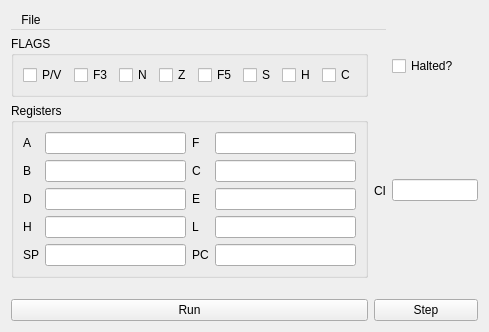
First picture: the form in ui/main.ui, repository AeroNotix/z80, before the edit.
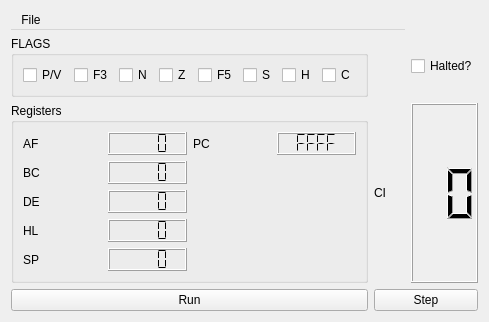
Second picture: the form after the edit. Icons and pictures are not drawn.

Commit message: Massively simplify UI

```diff
--- a/ui/main.ui
+++ b/ui/main.ui
@@ -7,38 +7,16 @@
     <x>0</x>
     <y>0</y>
     <width>489</width>
-    <height>332</height>
+    <height>313</height>
    </rect>
   </property>
   <property name="windowTitle">
    <string>MainWindow</string>
   </property>
+  <property name="styleSheet">
+   <string notr="true">* { stylesheet: url(:/qlcdnumber.qss) }</string>
+  </property>
   <layout class="QGridLayout" name="gridLayout_2">
-   <item row="7" column="2" colspan="2">
-    <widget class="QPushButton" name="btn_Step">
-     <property name="text">
-      <string>Step</string>
-     </property>
-    </widget>
-   </item>
-   <item row="7" column="1">
-    <widget class="QPushButton" name="btn_Run">
-     <property name="text">
-      <string>Run</string>
-     </property>
-    </widget>
-   </item>
-   <item row="1" column="1" colspan="2">
-    <widget class="QMenuBar" name="menubar">
-     <widget class="QMenu" name="menuFile">
-      <property name="title">
-       <string>File</string>
-      </property>
-      <addaction name="actionLoad_Rom"/>
-     </widget>
-     <addaction name="menuFile"/>
-    </widget>
-   </item>
    <item row="4" column="1">
     <widget class="QGroupBox" name="groupBox_2">
      <property name="maximumSize">
@@ -47,143 +25,166 @@
        <height>16777215</height>
       </size>
      </property>
+     <property name="autoFillBackground">
+      <bool>false</bool>
+     </property>
      <property name="title">
       <string>Registers</string>
      </property>
+     <property name="flat">
+      <bool>false</bool>
+     </property>
+     <property name="checkable">
+      <bool>false</bool>
+     </property>
      <layout class="QGridLayout" name="gridLayout">
-      <item row="2" column="1">
-       <widget class="QLineEdit" name="le_D_Reg">
-        <property name="readOnly">
-         <bool>true</bool>
+      <item row="4" column="2">
+       <widget class="QLabel" name="label_SP_Reg">
+        <property name="text">
+         <string>SP</string>
         </property>
        </widget>
       </item>
-      <item row="0" column="0">
+      <item row="1" column="3">
+       <widget class="QLCDNumber" name="BC_Reg">
+        <property name="styleSheet">
+         <string notr="true"/>
+        </property>
+        <property name="numDigits">
+         <number>4</number>
+        </property>
+        <property name="mode">
+         <enum>QLCDNumber::Hex</enum>
+        </property>
+        <property name="segmentStyle">
+         <enum>QLCDNumber::Flat</enum>
+        </property>
+       </widget>
+      </item>
+      <item row="1" column="2">
+       <widget class="QLabel" name="label_B_Reg">
+        <property name="text">
+         <string>BC</string>
+        </property>
+        <property name="buddy">
+         <cstring>BC_Reg</cstring>
+        </property>
+       </widget>
+      </item>
+      <item row="0" column="2">
        <widget class="QLabel" name="label_A_Reg">
         <property name="text">
-         <string>A</string>
+         <string>AF</string>
         </property>
         <property name="buddy">
-         <cstring>le_A_Reg</cstring>
+         <cstring>AF_Reg</cstring>
+        </property>
+       </widget>
+      </item>
+      <item row="0" column="3">
+       <widget class="QLCDNumber" name="AF_Reg">
+        <property name="numDigits">
+         <number>4</number>
+        </property>
+        <property name="mode">
+         <enum>QLCDNumber::Hex</enum>
+        </property>
+        <property name="segmentStyle">
+         <enum>QLCDNumber::Flat</enum>
+        </property>
+        <property name="readOnly" stdset="0">
+         <bool>true</bool>
+        </property>
+       </widget>
+      </item>
+      <item row="2" column="3">
+       <widget class="QLCDNumber" name="DE_Reg">
+        <property name="numDigits">
+         <number>4</number>
+        </property>
+        <property name="mode">
+         <enum>QLCDNumber::Hex</enum>
+        </property>
+        <property name="segmentStyle">
+         <enum>QLCDNumber::Flat</enum>
+        </property>
+        <property name="readOnly" stdset="0">
+         <bool>true</bool>
         </property>
        </widget>
       </item>
       <item row="3" column="3">
-       <widget class="QLineEdit" name="le_L_Reg">
-        <property name="readOnly">
-         <bool>true</bool>
+       <widget class="QLCDNumber" name="HL_Reg">
+        <property name="numDigits">
+         <number>4</number>
         </property>
-       </widget>
-      </item>
-      <item row="0" column="1">
-       <widget class="QLineEdit" name="le_A_Reg">
-        <property name="readOnly">
+        <property name="mode">
+         <enum>QLCDNumber::Hex</enum>
+        </property>
+        <property name="segmentStyle">
+         <enum>QLCDNumber::Flat</enum>
+        </property>
+        <property name="readOnly" stdset="0">
          <bool>true</bool>
         </property>
        </widget>
       </item>
       <item row="4" column="3">
-       <widget class="QLineEdit" name="le_PC_Reg">
-        <property name="readOnly">
-         <bool>true</bool>
+       <widget class="QLCDNumber" name="SP_Reg">
+        <property name="numDigits">
+         <number>4</number>
         </property>
-       </widget>
-      </item>
-      <item row="2" column="3">
-       <widget class="QLineEdit" name="le_E_Reg">
-        <property name="readOnly">
-         <bool>true</bool>
+        <property name="mode">
+         <enum>QLCDNumber::Hex</enum>
         </property>
-       </widget>
-      </item>
-      <item row="3" column="2">
-       <widget class="QLabel" name="label_L_Reg">
-        <property name="text">
-         <string>L</string>
+        <property name="segmentStyle">
+         <enum>QLCDNumber::Flat</enum>
         </property>
-        <property name="buddy">
-         <cstring>le_L_Reg</cstring>
-        </property>
-       </widget>
-      </item>
-      <item row="2" column="0">
-       <widget class="QLabel" name="label_D_Reg">
-        <property name="text">
-         <string>D</string>
-        </property>
-        <property name="buddy">
-         <cstring>le_D_Reg</cstring>
+        <property name="readOnly" stdset="0">
+         <bool>true</bool>
         </property>
        </widget>
       </item>
       <item row="2" column="2">
-       <widget class="QLabel" name="label_E_Reg">
+       <widget class="QLabel" name="label_D_Reg">
         <property name="text">
-         <string>E</string>
+         <string>DE</string>
         </property>
         <property name="buddy">
          <cstring>le_E_Reg</cstring>
         </property>
        </widget>
       </item>
-      <item row="1" column="1">
-       <widget class="QLineEdit" name="le_B_Reg"/>
-      </item>
-      <item row="1" column="0">
-       <widget class="QLabel" name="label_B_Reg">
-        <property name="text">
-         <string>B</string>
-        </property>
-        <property name="buddy">
-         <cstring>le_B_Reg</cstring>
-        </property>
-       </widget>
-      </item>
-      <item row="1" column="2">
-       <widget class="QLabel" name="label_C_Reg">
-        <property name="text">
-         <string>C</string>
-        </property>
-        <property name="buddy">
-         <cstring>le_C_Reg</cstring>
-        </property>
-       </widget>
-      </item>
-      <item row="4" column="0">
-       <widget class="QLabel" name="label_SP_Reg">
-        <property name="text">
-         <string>SP</string>
-        </property>
-        <property name="buddy">
-         <cstring>le_SP_Reg</cstring>
-        </property>
-       </widget>
-      </item>
-      <item row="4" column="1">
-       <widget class="QLineEdit" name="le_SP_Reg">
-        <property name="readOnly">
-         <bool>true</bool>
-        </property>
-       </widget>
-      </item>
-      <item row="3" column="0">
+      <item row="3" column="2">
        <widget class="QLabel" name="label_H_Reg">
         <property name="text">
-         <string>H</string>
+         <string>HL</string>
         </property>
         <property name="buddy">
          <cstring>le_H_Reg</cstring>
         </property>
        </widget>
       </item>
-      <item row="3" column="1">
-       <widget class="QLineEdit" name="le_H_Reg">
-        <property name="readOnly">
+      <item row="0" column="5">
+       <widget class="QLCDNumber" name="PC_Reg">
+        <property name="numDigits">
+         <number>4</number>
+        </property>
+        <property name="mode">
+         <enum>QLCDNumber::Hex</enum>
+        </property>
+        <property name="segmentStyle">
+         <enum>QLCDNumber::Flat</enum>
+        </property>
+        <property name="value" stdset="0">
+         <double>65535.000000000000000</double>
+        </property>
+        <property name="readOnly" stdset="0">
          <bool>true</bool>
         </property>
        </widget>
       </item>
-      <item row="4" column="2">
+      <item row="0" column="4">
        <widget class="QLabel" name="label_PC_Reg">
         <property name="text">
          <string>PC</string>
@@ -193,29 +194,30 @@
         </property>
        </widget>
       </item>
-      <item row="0" column="2">
-       <widget class="QLabel" name="label_F_Reg">
-        <property name="text">
-         <string>F</string>
-        </property>
-        <property name="buddy">
-         <cstring>le_F_Reg</cstring>
-        </property>
-       </widget>
-      </item>
-      <item row="0" column="3">
-       <widget class="QLineEdit" name="le_F_Reg">
-        <property name="readOnly">
-         <bool>true</bool>
-        </property>
-       </widget>
-      </item>
-      <item row="1" column="3">
-       <widget class="QLineEdit" name="le_C_Reg"/>
-      </item>
      </layout>
     </widget>
    </item>
+   <item row="5" column="2" colspan="2">
+    <widget class="QPushButton" name="btn_Step">
+     <property name="text">
+      <string>Step</string>
+     </property>
+    </widget>
+   </item>
+   <item row="5" column="1">
+    <widget class="QPushButton" name="btn_Run">
+     <property name="text">
+      <string>Run</string>
+     </property>
+    </widget>
+   </item>
+   <item row="4" column="2">
+    <widget class="QLabel" name="label">
+     <property name="text">
+      <string>CI</string>
+     </property>
+    </widget>
+   </item>
    <item row="2" column="1">
     <widget class="QGroupBox" name="groupBox">
      <property name="title">
@@ -281,18 +283,15 @@
      </layout>
     </widget>
    </item>
-   <item row="5" column="1">
-    <spacer name="verticalSpacer">
-     <property name="orientation">
-      <enum>Qt::Vertical</enum>
+   <item row="4" column="3">
+    <widget class="QLCDNumber" name="current_instruction">
+     <property name="numDigits">
+      <number>2</number>
      </property>
-     <property name="sizeHint" stdset="0">
-      <size>
-       <width>20</width>
-       <height>40</height>
-      </size>
+     <property name="mode">
+      <enum>QLCDNumber::Hex</enum>
      </property>
-    </spacer>
+    </widget>
    </item>
    <item row="2" column="3">
     <widget class="QCheckBox" name="cb_halted">
@@ -307,16 +306,17 @@
      </property>
     </widget>
    </item>
-   <item row="4" column="2">
-    <widget class="QLabel" name="label">
-     <property name="text">
-      <string>CI</string>
-     </property>
+   <item row="1" column="1" colspan="2">
+    <widget class="QMenuBar" name="menubar">
+     <widget class="QMenu" name="menuFile">
+      <property name="title">
+       <string>File</string>
+      </property>
+      <addaction name="actionLoad_Rom"/>
+     </widget>
+     <addaction name="menuFile"/>
     </widget>
    </item>
-   <item row="4" column="3">
-    <widget class="QLineEdit" name="le_current_instruction"/>
-   </item>
   </layout>
   <action name="actionLoad_Rom">
    <property name="text">
```
Left out of the diff: 13 changed lines with no effect on the pictures. The commit also changes 1 other file.
